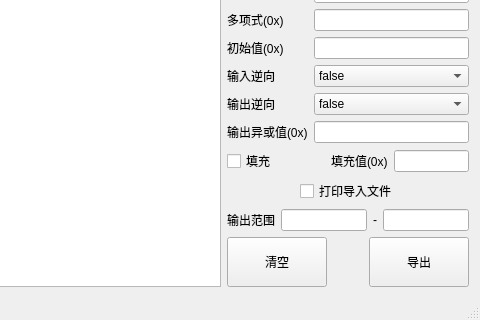
Above: mainwindow.ui from blingbling-110/HexConverter before the change; both pictures show x 689 to 1169 and y 163 to 483 of the 1169 by 483 pixel window. Below: the same form after it.
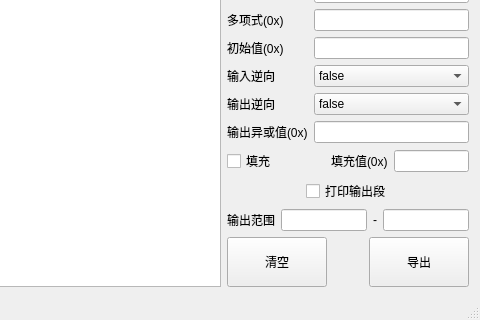
That is the form after the change. Icons and pictures are not drawn.

Diff of the .ui file:
```diff
--- a/mainwindow.ui
+++ b/mainwindow.ui
@@ -424,7 +424,7 @@
            <string>在控制台中打印出导入文件中所包含的段，包括起始地址和数据</string>
           </property>
           <property name="text">
-           <string>打印导入文件</string>
+           <string>打印输出段</string>
           </property>
          </widget>
         </item>
```
Left out of the diff: 2 changed lines with no effect on the pictures.
